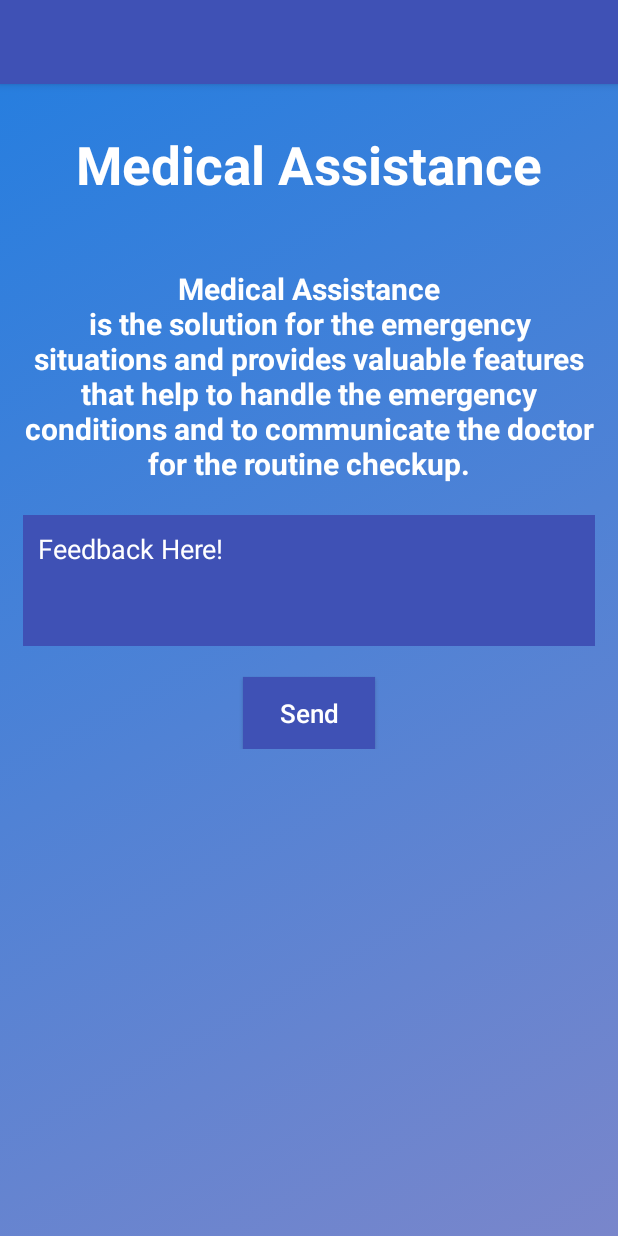
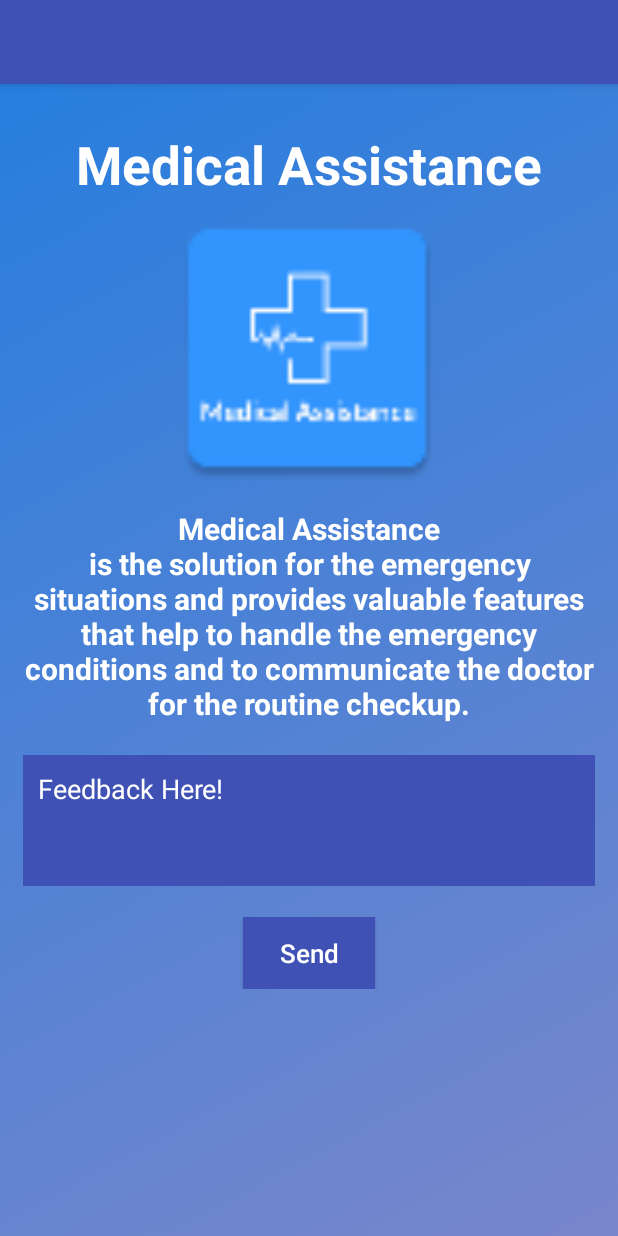
Before and after one commit to MHamzaShahzad/MedicalApp, an Android app: the fragment FragmentContactUs placed in its activity, on a phone screen of 412 x 824 dp. Run offline under Robolectric (Android 15) with nearby library versions, the phone set to English and light mode, and no system bars; our stand-ins replace Firebase (no records; nobody signed in at launch, a user with empty details on screens opened directly); libraries missing offline, so code that uses them is left out: com.firebase.ui.

Commit message:
Final Medical Assistance logos and icons done.

```diff
--- /dev/null
+++ b/app/src/main/res/drawable/ic_access_time_white_24dp.xml
@@ -0,0 +1,5 @@
+<vector android:height="24dp" android:tint="#FBFEF9"
+    android:viewportHeight="24.0" android:viewportWidth="24.0"
+    android:width="24dp" xmlns:android="http://schemas.android.com/apk/res/android">
+    <path android:fillColor="#FF000000" android:pathData="M11.99,2C6.47,2 2,6.48 2,12s4.47,10 9.99,10C17.52,22 22,17.52 22,12S17.52,2 11.99,2zM12,20c-4.42,0 -8,-3.58 -8,-8s3.58,-8 8,-8 8,3.58 8,8 -3.58,8 -8,8zM12.5,7H11v6l5.25,3.15 0.75,-1.23 -4.5,-2.67z"/>
+</vector>
--- /dev/null
+++ b/app/src/main/res/drawable/ic_age_24dp.xml
@@ -0,0 +1,5 @@
+<vector android:height="24dp" android:tint="#FBFEF9"
+    android:viewportHeight="24.0" android:viewportWidth="24.0"
+    android:width="24dp" xmlns:android="http://schemas.android.com/apk/res/android">
+    <path android:fillColor="#FF000000" android:pathData="M5.5,22v-7.5L4,14.5L4,9c0,-1.1 0.9,-2 2,-2h3c1.1,0 2,0.9 2,2v5.5L9.5,14.5L9.5,22h-4zM18,22v-6h3l-2.54,-7.63C18.18,7.55 17.42,7 16.56,7h-0.12c-0.86,0 -1.63,0.55 -1.9,1.37L12,16h3v6h3zM7.5,6c1.11,0 2,-0.89 2,-2s-0.89,-2 -2,-2 -2,0.89 -2,2 0.89,2 2,2zM16.5,6c1.11,0 2,-0.89 2,-2s-0.89,-2 -2,-2 -2,0.89 -2,2 0.89,2 2,2z"/>
+</vector>
--- /dev/null
+++ b/app/src/main/res/drawable/ic_credit_card_white_24dp.xml
@@ -0,0 +1,5 @@
+<vector android:height="24dp" android:tint="#FBFEF9"
+    android:viewportHeight="24.0" android:viewportWidth="24.0"
+    android:width="24dp" xmlns:android="http://schemas.android.com/apk/res/android">
+    <path android:fillColor="#FF000000" android:pathData="M20,4L4,4c-1.11,0 -1.99,0.89 -1.99,2L2,18c0,1.11 0.89,2 2,2h16c1.11,0 2,-0.89 2,-2L22,6c0,-1.11 -0.89,-2 -2,-2zM20,18L4,18v-6h16v6zM20,8L4,8L4,6h16v2z"/>
+</vector>
--- /dev/null
+++ b/app/src/main/res/drawable/ic_local_hospital_white_24dp.xml
@@ -0,0 +1,5 @@
+<vector android:height="24dp" android:tint="#FBFEF9"
+    android:viewportHeight="24.0" android:viewportWidth="24.0"
+    android:width="24dp" xmlns:android="http://schemas.android.com/apk/res/android">
+    <path android:fillColor="#FF000000" android:pathData="M19,3L5,3c-1.1,0 -1.99,0.9 -1.99,2L3,19c0,1.1 0.9,2 2,2h14c1.1,0 2,-0.9 2,-2L21,5c0,-1.1 -0.9,-2 -2,-2zM18,14h-4v4h-4v-4L6,14v-4h4L10,6h4v4h4v4z"/>
+</vector>
--- /dev/null
+++ b/app/src/main/res/drawable/ic_speaker_notes_white_24dp.xml
@@ -0,0 +1,5 @@
+<vector android:height="24dp" android:tint="#FBFEF9"
+    android:viewportHeight="24.0" android:viewportWidth="24.0"
+    android:width="24dp" xmlns:android="http://schemas.android.com/apk/res/android">
+    <path android:fillColor="#FF000000" android:pathData="M20,2L4,2c-1.1,0 -1.99,0.9 -1.99,2L2,22l4,-4h14c1.1,0 2,-0.9 2,-2L22,4c0,-1.1 -0.9,-2 -2,-2zM8,14L6,14v-2h2v2zM8,11L6,11L6,9h2v2zM8,8L6,8L6,6h2v2zM15,14h-5v-2h5v2zM18,11h-8L10,9h8v2zM18,8h-8L10,6h8v2z"/>
+</vector>
--- a/app/src/main/res/layout/activity_splash_pills_reminder.xml
+++ b/app/src/main/res/layout/activity_splash_pills_reminder.xml
@@ -19,6 +19,8 @@
         android:textAlignment="center"
         android:textColor="@color/WHITE"
         android:textSize="35sp"
-        android:textStyle="bold" />
+        android:textStyle="bold"
+        />
+
 
 </RelativeLayout>
--- a/app/src/main/res/layout/content_home_drawer.xml
+++ b/app/src/main/res/layout/content_home_drawer.xml
@@ -22,10 +22,18 @@
                 android:layout_width="match_parent"
                 android:layout_height="wrap_content">
 
-                <ImageView
+                <TextView
+                    android:id="@+id/app_name"
                     android:layout_width="match_parent"
                     android:layout_height="200dp"
-                    android:background="#46A4CC" />
+                    android:fontFamily="sans-serif-condensed-medium"
+                    android:text="@string/app_name"
+                    android:textAlignment="center"
+                    android:padding="20dp"
+                    android:background="@drawable/gradient_animation"
+                    android:textColor="@color/WHITE"
+                    android:textSize="35sp"
+                    android:textStyle="bold" />
 
                 <GridLayout
                     android:layout_width="wrap_content"
--- a/app/src/main/res/layout/fragment_contact_us.xml
+++ b/app/src/main/res/layout/fragment_contact_us.xml
@@ -26,56 +26,61 @@
                 android:text="@string/app_name"
                 android:textColor="@color/WHITE"
                 android:textSize="35sp"
-                android:textStyle="bold"
-                android:layout_marginBottom="40dp"/>
+                android:textStyle="bold" />
+
+            <ImageView
+                android:id="@+id/icon"
+                android:layout_width="match_parent"
+                android:layout_height="200dp"
+                android:src="@mipmap/main_app_icon"
+                android:layout_below="@id/title"/>
 
             <TextView
                 android:id="@+id/title2"
                 android:layout_width="wrap_content"
                 android:layout_height="wrap_content"
-                android:layout_below="@+id/title"
+                android:layout_below="@+id/icon"
                 android:layout_margin="5dp"
+                android:layout_marginTop="30dp"
                 android:text="@string/contact_us_detail"
                 android:textAlignment="center"
                 android:textColor="@color/WHITE"
                 android:textSize="20sp"
-                android:layout_marginTop="30dp"
                 android:textStyle="bold" />
+
             <LinearLayout
                 android:layout_width="match_parent"
                 android:layout_height="wrap_content"
-                android:orientation="vertical"
                 android:layout_below="@+id/title2"
-                android:layout_marginTop="10dp">
+                android:layout_marginTop="10dp"
+                android:orientation="vertical">
 
 
                 <EditText
                     android:id="@+id/inputFeedbackComplain"
                     android:layout_width="match_parent"
                     android:layout_height="wrap_content"
+                    android:layout_margin="5dp"
+                    android:layout_marginTop="5dp"
+                    android:background="@color/colorPrimary"
                     android:gravity="start|top"
                     android:hint="Feedback Here!"
                     android:lines="3"
-                android:textColorHint="@color/WHITE"
+                    android:padding="10dp"
                     android:textColor="@color/WHITE"
-                android:padding="10dp"
-                android:background="@color/colorPrimary"
-                android:layout_margin="5dp"
-                android:layout_marginTop="5dp"
-                />
+                    android:textColorHint="@color/WHITE" />
+
                 <Button
                     android:id="@+id/btnSubmitFeedBack"
                     android:layout_width="wrap_content"
                     android:layout_height="wrap_content"
+                    android:layout_gravity="center"
                     android:layout_marginTop="15dp"
                     android:background="@color/colorPrimary"
                     android:text="Send"
                     android:textAllCaps="false"
-                    android:textSize="17sp"
                     android:textColor="#FFFFFF"
-                    android:layout_gravity="center"
-                    />
-
+                    android:textSize="17sp" />
 
 
             </LinearLayout>
--- a/app/src/main/res/layout/layout_doctors_list.xml
+++ b/app/src/main/res/layout/layout_doctors_list.xml
@@ -50,7 +50,8 @@
             <LinearLayout
                 android:layout_width="match_parent"
                 android:layout_height="wrap_content"
-                android:orientation="horizontal">
+                android:orientation="horizontal"
+                android:layout_marginTop="5dp">
 
                 <TextView
                     android:layout_width="0dp"
@@ -76,7 +77,8 @@
             <LinearLayout
                 android:layout_width="match_parent"
                 android:layout_height="wrap_content"
-                android:orientation="horizontal">
+                android:orientation="horizontal"
+                android:layout_marginTop="5dp">
 
                 <TextView
                     android:layout_width="0dp"
--- a/app/src/main/res/layout/layout_patients_list.xml
+++ b/app/src/main/res/layout/layout_patients_list.xml
@@ -32,6 +32,7 @@
                     android:layout_weight="0.4"
                     android:text="Patient Name"
                     android:textColor="@color/WHITE"
+                    android:drawablePadding="3dp"
                     android:drawableLeft="@drawable/ic_person_black_24dp"/>
 
                 <TextView
@@ -56,6 +57,7 @@
                     android:layout_height="wrap_content"
                     android:layout_weight="0.4"
                     android:text="Patient Age"
+                    android:drawablePadding="3dp"
                     android:drawableLeft="@drawable/ic_expiry_date_black_24dp"
                     android:textColor="@color/WHITE"/>
 
@@ -81,6 +83,7 @@
                     android:layout_height="wrap_content"
                     android:layout_weight="0.4"
                     android:text="Reg. At"
+                    android:drawablePadding="3dp"
                     android:drawableLeft="@drawable/ic_location_on_black_24dp"
                     android:textColor="@color/WHITE"/>
 
@@ -106,6 +109,7 @@
                     android:layout_height="wrap_content"
                     android:layout_weight="0.4"
                     android:text="Mobile Number"
+                    android:drawablePadding="3dp"
                     android:drawableLeft="@drawable/ic_phone_black_24dp"
                     android:textColor="@color/WHITE"/>
 
@@ -133,6 +137,7 @@
                     android:layout_weight="0.4"
                     android:text="Prescribe Med"
                     android:textColor="@color/WHITE"
+                    android:textStyle="bold"
                     android:background="@color/lightBlue"
                     android:layout_margin="5dp"/>
 
@@ -143,6 +148,7 @@
                     android:layout_weight="0.6"
                     android:text="View Prescription(s)"
                     android:textColor="@color/WHITE"
+                    android:textStyle="bold"
                     android:background="@color/lightBlue"
                     android:layout_margin="5dp"/>
 
--- a/app/src/main/res/values/colors.xml
+++ b/app/src/main/res/values/colors.xml
@@ -21,7 +21,7 @@
     <color name="warning">#F44336</color>
     <color name="lightBlue">#5778e1</color>
     <color name="BLUE">#7986CB</color>
-    <color name="Red">#F56E6E</color>
+    <color name="Red">#EDF11F1F</color>
 
 
 </resources>
```
Also changed, not shown: app/src/main/res/layout/activity_main.xml (+12 -4 lines), app/src/main/res/layout/activity_splash.xml (+12 -4 lines), app/src/main/res/layout/fragment_first_aid.xml (+7 -2 lines), app/src/main/res/layout/fragment_register_patient.xml (+11 -5 lines), app/src/main/res/layout/layout_account_created_as.xml (+44 -11 lines), app/src/main/res/layout/layout_prescription_card.xml (+10 -1 lines). Lines whose indentation alone changed are shown as unchanged.
